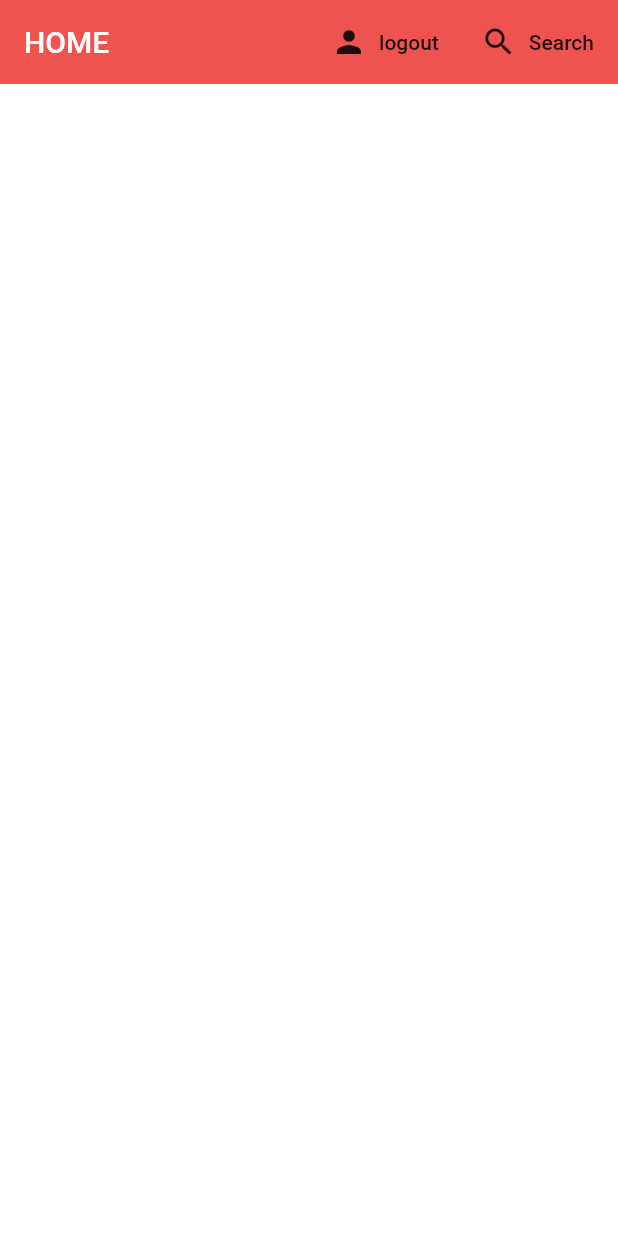
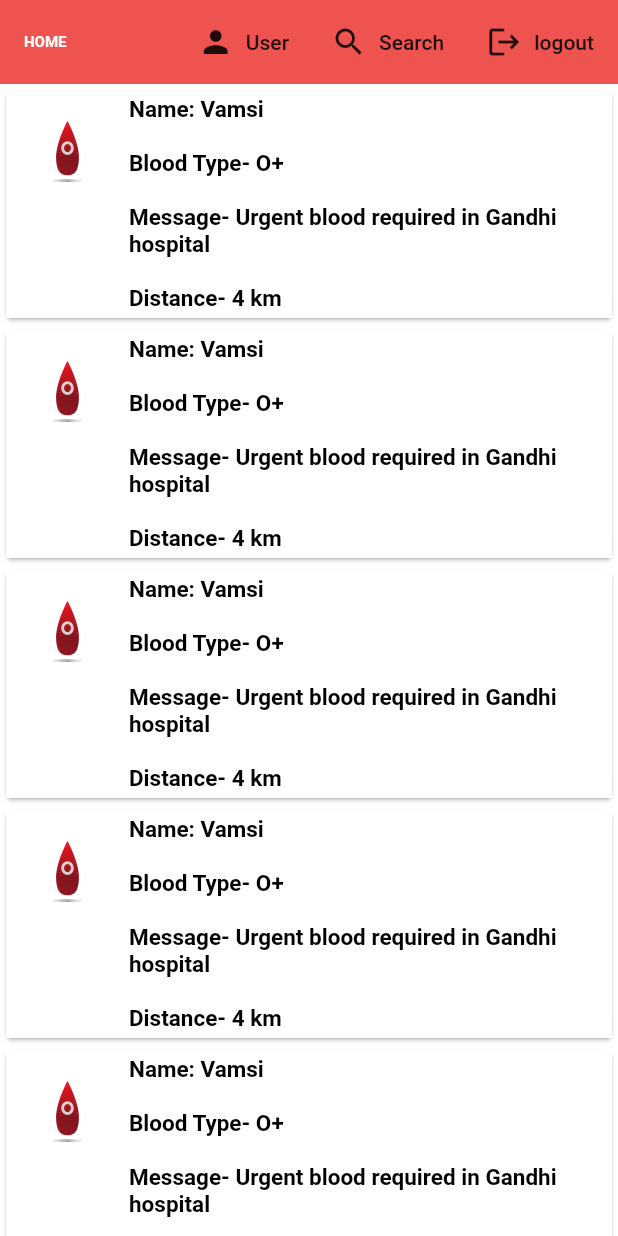
Before and after one commit to DEP-IIT-Ropar/Blood-Donor-App, a Flutter app: the screen it shows once a user with an empty profile is signed in, after a tap on "logout", on a phone screen of 412 x 824 dp. Run offline on Flutter 3.47's test engine with Material 2 defaults, Android fonts, the phone set to English and light mode, and no system bars; our stand-ins replace cloud_firestore, firebase_auth, flutter_spinkit; missing offline and left inert: restcountries; accounts and stored records are empty.

Commit message:
06-04-2021

```diff
--- a/lib/models/donor.dart
+++ b/lib/models/donor.dart
@@ -3,11 +3,9 @@ class Donor{
   final String phone;
   final String name;
   final String bloodgrp;
-  final String city;
-  final String state;
-  final String country;
 
-  Donor({this.phone,this.name,this.bloodgrp,this.city,this.state,this.country});
+
+  Donor({this.phone,this.name,this.bloodgrp});
 
 
 }
--- a/lib/models/user.dart
+++ b/lib/models/user.dart
@@ -6,6 +6,18 @@ class User{
   User({this.uid});
 
 
+}
 
+class UserData{
+
+  final String uid;
+  final String phone;
+  final String name;
+  final String bloodgrp;
+  final String city;
+  final String state;
+  final String country;
+
+  UserData({this.uid,this.phone,this.name,this.bloodgrp,this.country,this.state,this.city});
 
 }
--- a/lib/screens/authenticate/phoneverify.dart
+++ b/lib/screens/authenticate/phoneverify.dart
@@ -6,6 +6,8 @@ import 'package:firebase_auth/firebase_auth.dart';
 import 'package:myapp/services/auth.dart';
 import 'package:myapp/shared/constants.dart';
 import 'package:myapp/shared/loading.dart';
+import 'package:restcountries/restcountries.dart';
+
 
 class phoneverify extends StatefulWidget {
 
@@ -22,19 +24,19 @@ class _phoneverifyState extends State<phoneverify> {
   final _codeController = TextEditingController();
 
   String bloodgrp;
-  String country;
-  String state;
+
   String phone;
-  String city;
+
   String name;
-
   final AuthService _auth = AuthService();
   final _formKey = GlobalKey<FormState>();
+  final List<String> bloodgrps = ['A+','A-','B+','B-','AB+','AB-','O+','O-'];
+
   @override
   Widget build(BuildContext context) {
     return Scaffold(
 
-        backgroundColor: Colors.white30,
+        backgroundColor: Colors.white,
         appBar: AppBar(
         title: Text('Register as blood donor'),
     backgroundColor: Colors.red[400],
@@ -85,57 +87,41 @@ class _phoneverifyState extends State<phoneverify> {
 
     SizedBox(height: 16,),
 
-    TextFormField(
-    decoration: textInputDecoration.copyWith(hintText: 'Blood Group'),
-    validator: (val) => val.isEmpty ? 'Enter your Blood group' : null,
-    onChanged: (val){
-    setState(() => bloodgrp =val);
-    }
+    DropdownButtonFormField(
+      //value: _ ,
+      decoration: textInputDecoration.copyWith(hintText: 'Blood Group'),
+      items: bloodgrps.map((bloodgrp){
+        return DropdownMenuItem(
+         value: bloodgrp,
+          child: Text('$bloodgrp'),
+        );
+      } ).toList(),
+        validator: (val) => val.isEmpty ? 'Select your blood group' : null,
+        onChanged: (val){
+          setState(() => bloodgrp =val);
+        }
     ),
 
 
-    SizedBox(height: 16,),
 
-    TextFormField(
-    decoration: textInputDecoration.copyWith(hintText: 'Country'),
-    validator: (val) => val.isEmpty ? 'Enter country' : null,
-    onChanged: (val){
-    setState(() => country =val);
-    }
-    ),
 
-    SizedBox(height: 16,),
 
-    TextFormField(
-    decoration: textInputDecoration.copyWith(hintText: 'state'),
-    validator: (val) => val.isEmpty ? 'Enter state' : null,
-    onChanged: (val){
-    setState(() => state =val);
-    }
-    ),
-
-    SizedBox(height: 16,),
-
-    TextFormField(
-    decoration: textInputDecoration.copyWith(hintText: 'city'),
-    validator: (val) => val.isEmpty ? 'Enter city' : null,
-    onChanged: (val) {
-      setState(() => city = val);
-    }
-    ),
 
     SizedBox(height: 20.0),
 
     RaisedButton(
     //width: double.infinity,
 
-    child: Text("Register"),
-    textColor: Colors.white,
+    child: Text(
+      'Register',
+      style: TextStyle(color: Colors.white, fontWeight: FontWeight.bold),
+    ),
+
     // padding: EdgeInsets.all(16),
     onPressed: () async {
     final phone = _phoneController.text.trim();
 
-    dynamic result = await _auth.registerUser(phone,context,name,bloodgrp,country,state,city);
+    dynamic result = await _auth.registerUser(phone,context,name,bloodgrp);
 
     // loginUser(phone, context);
     },
--- a/lib/screens/authenticate/sign_in.dart
+++ b/lib/screens/authenticate/sign_in.dart
@@ -1,4 +1,5 @@
 import 'package:flutter/material.dart';
+import 'package:myapp/screens/home/findonor.dart';
 import 'package:myapp/screens/home/home.dart';
 import 'package:myapp/services/auth.dart';
 import 'package:myapp/shared/constants.dart';
@@ -24,9 +25,13 @@ class _SignInState extends State<SignIn> {
   Widget build(BuildContext context) {
     return Scaffold(
 
-        backgroundColor: Colors.white30,
+        resizeToAvoidBottomInset: false,
+        backgroundColor: Colors.white,
         appBar: AppBar(
-          title: Text('Sign as blood donor'),
+          title: Text(
+              'Sign In as blood donor',
+            style: TextStyle(color: Colors.white),
+          ),
           backgroundColor: Colors.red[400],
           elevation: 0.0,
           actions: <Widget>[
@@ -41,19 +46,20 @@ class _SignInState extends State<SignIn> {
 
         ),
         body: SingleChildScrollView(
+          padding: EdgeInsets.symmetric(vertical: 20.0,horizontal: 50.0),
           child: Container(
-            padding: EdgeInsets.all(32),
+            //padding: EdgeInsets.all(32),
             child: Form(
               child: Column(
-                crossAxisAlignment: CrossAxisAlignment.start,
-                mainAxisAlignment: MainAxisAlignment.center,
+                //crossAxisAlignment: CrossAxisAlignment.start,
+               // mainAxisAlignment: MainAxisAlignment.center,
 
 
                 children: <Widget>[
 
                   //Text("Passwordless Authentication", style: TextStyle(color: Colors.lightBlue, fontSize: 36, fontWeight: FontWeight.w500),),
 
-                  SizedBox(height: 16,),
+                  SizedBox(height: 20.0),
 
                   TextFormField(
                     decoration: textInputDecoration.copyWith(hintText: 'Moblie number'),
@@ -61,13 +67,14 @@ class _SignInState extends State<SignIn> {
                   ),
 
                   SizedBox(height: 20.0),
-
-
                   RaisedButton(
                     //width: double.infinity,
+                    color: Colors.red,
+                    child: Text(
+                        'Sign In',
+                        style: TextStyle(color: Colors.white, fontWeight: FontWeight.bold),
+                    ),
 
-                    child: Text("Sign In"),
-                    textColor: Colors.white,
                     // padding: EdgeInsets.all(16),
                     onPressed: () async {
                       final phone = _phoneController.text.trim();
@@ -76,11 +83,36 @@ class _SignInState extends State<SignIn> {
 
                       // loginUser(phone, context);
                     },
-                    color: Colors.red,
 
 
-                  )
+                  ),
+                  SizedBox(height: 20.0),
+                  Text(
+                      '\nsearching for a blood donor?\n',
+                    style: TextStyle(color: Colors.black , fontWeight: FontWeight.w600 , fontSize: 16.0),
+
+
+                  ),
+                  RaisedButton(
+                    //width: double.infinity,
+
+                    color: Colors.red,
+                    child: Text(
+                      'Search',
+                      style: TextStyle(color: Colors.white, fontWeight: FontWeight.bold),
+
+                    ),
+                    // padding: EdgeInsets.all(16),
+                    onPressed: () async {
+                      Navigator.push(context, MaterialPageRoute(
+                          builder: (context) => Findonor()
+                      ));
+                    },
+
+
+                  ),
                 ],
+
               ),
             ),
           ),
--- a/lib/screens/home/findonor.dart
+++ b/lib/screens/home/findonor.dart
@@ -29,6 +29,9 @@ class _FindonorState extends State<Findonor> {
   String bloodgrp;
   String city;
   String state;
+  String country;
+  String name;
+  String phone;
 
   @override
   Widget build(BuildContext context) {
--- a/lib/screens/home/home.dart
+++ b/lib/screens/home/home.dart
@@ -1,5 +1,8 @@
 
 import 'package:flutter/material.dart';
+import 'package:myapp/screens/home/donor_list.dart';
+import 'package:myapp/screens/home/req_list.dart';
+import 'package:myapp/screens/home/user_form.dart';
 import 'package:myapp/services/auth.dart';
 import 'package:myapp/screens/home/findonor.dart';
 
@@ -8,20 +11,36 @@ class Home extends StatelessWidget {
   final AuthService _auth = AuthService();
   @override
   Widget build(BuildContext context) {
+
+    void _showUserPanel(){
+      showModalBottomSheet(context: context, builder: (context){
+        return Container(
+       padding: EdgeInsets.symmetric(vertical: 10.0,horizontal: 60.0),
+       child: UserForm(),
+        );
+      });
+    }
+
     return Scaffold(
       backgroundColor: Colors.white30,
       appBar: AppBar(
-        title: Text('HOME'),
+        title: Text(
+            'HOME',
+          style: TextStyle(color: Colors.white , fontWeight: FontWeight.w600 , fontSize: 10.0),
+        ),
+
         backgroundColor: Colors.red[400],
         elevation: 0.0,
         actions:<Widget> [
+
           FlatButton.icon(
+
             icon: Icon(Icons.person),
-            label: Text('logout'),
-            onPressed: () async{
-              await _auth.signOut();
-            },
+            label: Text('User'),
+            onPressed: () => _showUserPanel(),
+
           ),
+
           FlatButton.icon(
             icon: Icon(Icons.search),
             label: Text('Search'),
@@ -30,10 +49,22 @@ class Home extends StatelessWidget {
                   builder: (context) => Findonor()
               ));
             },
-          )
+          ),
+
+
+          FlatButton.icon(
+            icon: Icon(Icons.logout),
+            label: Text('logout'),
+            onPressed: () async{
+              await _auth.signOut();
+            },
+          ),
+
+
         ],
 
       ),
+      body: ReqList(),
     );
   }
 }
--- /dev/null
+++ b/lib/screens/home/req_list.dart
@@ -0,0 +1,26 @@
+import 'package:flutter/material.dart';
+import 'package:myapp/models/donor.dart';
+import 'package:myapp/screens/home/req_tile.dart';
+import 'package:provider/provider.dart';
+
+class ReqList extends StatefulWidget {
+  @override
+  _ReqListState createState() => _ReqListState();
+}
+
+class _ReqListState extends State<ReqList> {
+  @override
+  Widget build(BuildContext context) {
+
+ //   final donors = Provider.of<List<Donor>>(context) ?? [];
+
+    return ListView.builder(
+
+      itemCount: 5,
+      itemBuilder: (context,index){
+        return ReqTile();
+      },
+
+    );
+  }
+}
--- /dev/null
+++ b/lib/screens/home/req_tile.dart
@@ -0,0 +1,40 @@
+import 'package:flutter/material.dart';
+import 'package:myapp/models/donor.dart';
+
+class ReqTile extends StatelessWidget {
+
+ // final Donor donor;
+ // ReqTile({this.donor});
+
+  @override
+  Widget build(BuildContext context) {
+    return Padding(
+      padding: EdgeInsets.only(top: 0.0),
+
+      child: Card(
+       // margin: EdgeInsets.fromLTRB(20.0, 6.0, 20.0, 0.0),
+        child: ListTile(
+          tileColor: Colors.white,
+          leading: CircleAvatar(
+            radius: 25.0,
+            backgroundColor: Colors.white,
+
+            //backgroundImage: AssetImage(vamsi),
+            backgroundImage: AssetImage('assets/O+.png'),
+            //Text(donor.bloodgrp),
+
+          ),
+          title: Text(
+              'Name: Vamsi',
+            style: TextStyle(color: Colors.black , fontWeight: FontWeight.bold , fontSize: 15.0),
+          ),
+          subtitle: Text(
+              '\nBlood Type- O+\n\nMessage- Urgent blood required in Gandhi hospital\n\nDistance- 4 km',
+            style: TextStyle(color: Colors.black , fontWeight: FontWeight.bold , fontSize: 15.0),
+          ),
+
+        ),
+      ),
+    );
+  }
+}
--- a/lib/shared/constants.dart
+++ b/lib/shared/constants.dart
@@ -2,11 +2,11 @@ import 'package:flutter/material.dart';
 
 const textInputDecoration = InputDecoration(
 
-  fillColor: Colors.white,
+  fillColor: Colors.grey,
   filled: true,
   enabledBorder: OutlineInputBorder(
       borderRadius: BorderRadius.all(Radius.circular(8)),
-      borderSide: BorderSide(color: Colors.white,width: 2.0)
+      borderSide: BorderSide(color: Colors.black,width: 2.0)
   ),
   focusedBorder: OutlineInputBorder(
       borderRadius: BorderRadius.all(Radius.circular(8)),
--- a/pubspec.yaml
+++ b/pubspec.yaml
@@ -32,6 +32,7 @@ dependencies:
   cloud_firestore: ^0.12.9+4
   provider: ^4.3.3
   flutter_spinkit: ^4.0.0
+  restcountries: ^0.0.3
 
 dev_dependencies:
   flutter_test:
```
Also changed, not shown: lib/screens/home/donor_tile.dart (+13 -4 lines), lib/screens/home/user_form.dart (added, +120 -0 lines), lib/services/auth.dart (+77 -98 lines), lib/services/database.dart (+22 -6 lines), pubspec.lock, 2 other files.
